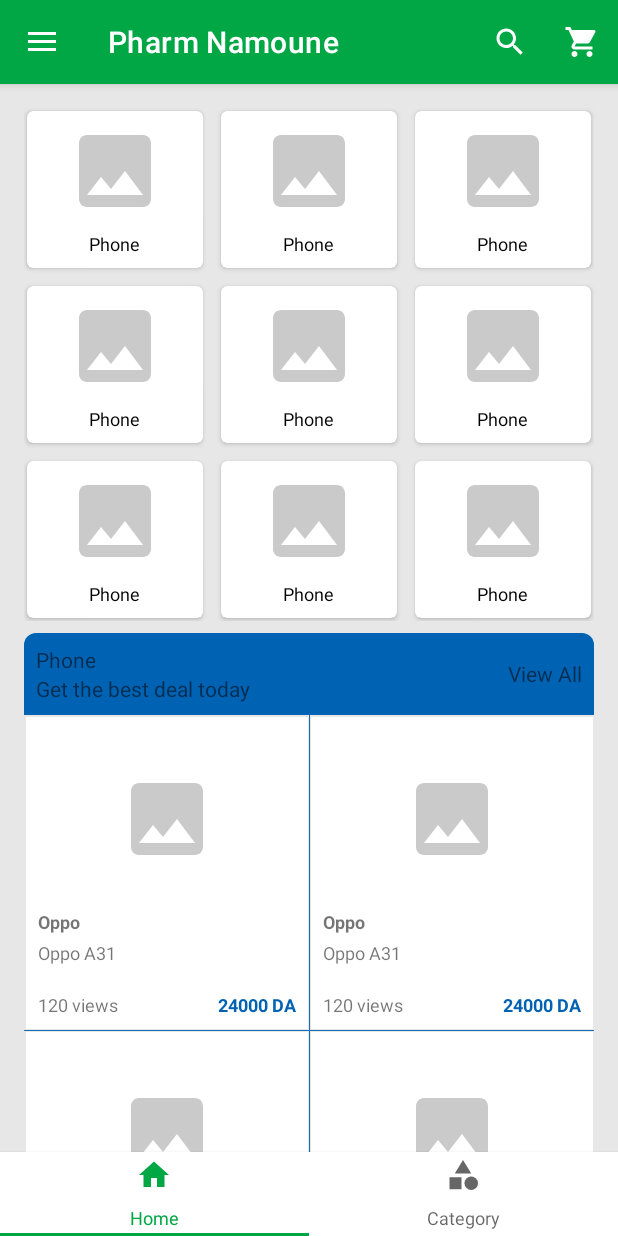
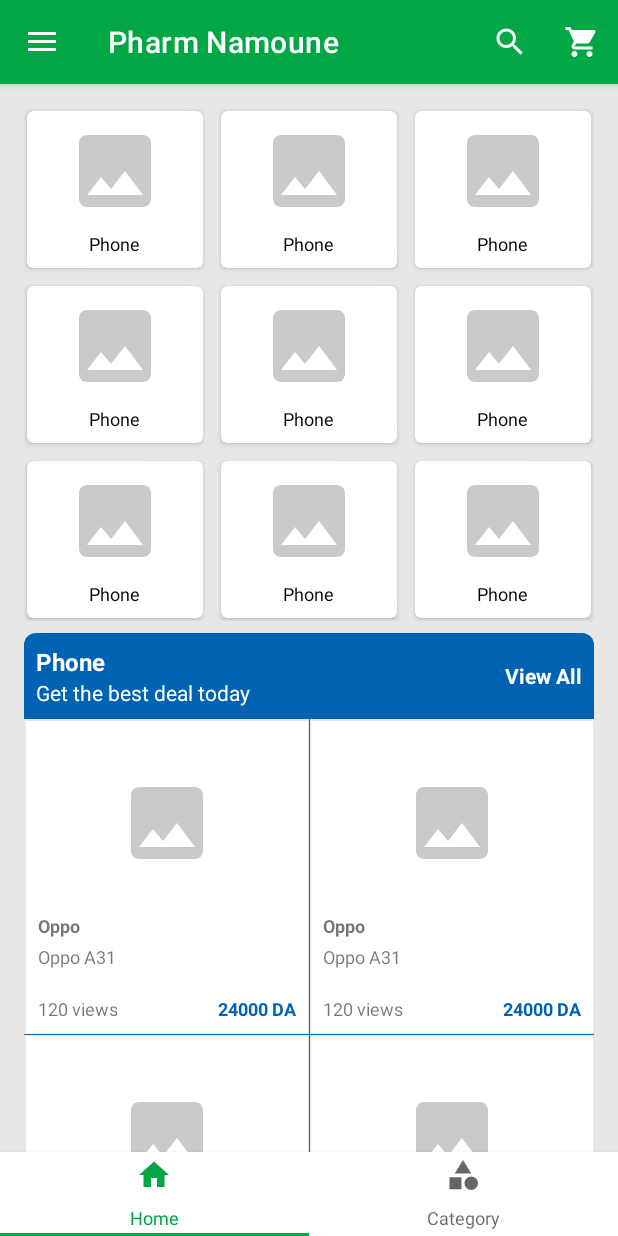
Before and after one commit to DonaldNyagwande/TechLabEcommerce, an Android app: the screen it shows after launch (MainActivity), on a phone screen of 412 x 824 dp. Run offline under Robolectric (Android 15) with nearby library versions, the phone set to English and light mode, and no system bars; our stand-ins replace ButterKnife, Picasso, Shimmer; pictures from the network do not load.

Commit message:
Rename intro category styles

```diff
--- a/app/src/main/res/layout/item_intro_category.xml
+++ b/app/src/main/res/layout/item_intro_category.xml
@@ -13,14 +13,14 @@
 
         <TextView
             android:id="@+id/tv_name"
-            style="@style/IntroSecondaryCategoryNameTextStyle"
+            style="@style/IntroCategoryNameTextStyle"
             android:layout_width="wrap_content"
             android:layout_height="wrap_content"
             tools:text="Laptop" />
 
         <TextView
             android:id="@+id/tv_offer_text"
-            style="@style/IntroSecondaryCategoryOfferTextStyle"
+            style="@style/IntroCategoryOfferTextStyle"
             android:layout_width="wrap_content"
             android:layout_height="wrap_content"
             android:layout_below="@id/tv_name"
@@ -28,7 +28,7 @@
 
         <TextView
             android:id="@+id/tv_view_all"
-            style="@style/IntroSecondaryCategoryViewAllTextStyle"
+            style="@style/IntroCategoryViewAllTextStyle"
             android:layout_width="wrap_content"
             android:layout_height="wrap_content"
             android:layout_alignParentRight="true"
```
